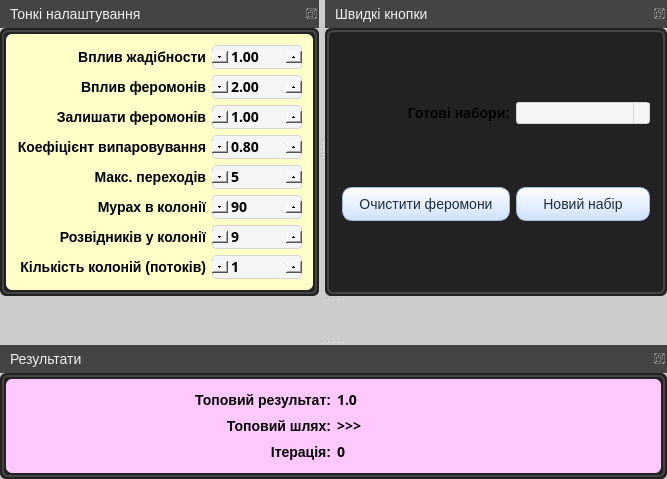
Vadobr/AntAlgorithmExplaining, file AntsSettingsVisual/AntsSettingsVisual.ui: the form before one commit.
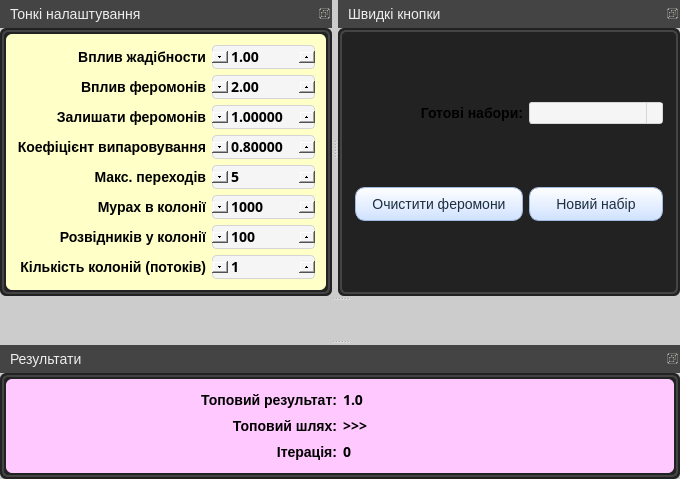
The form after the commit. Icons and pictures are not drawn.

Diff of the .ui file:
```diff
--- a/AntsSettingsVisual/AntsSettingsVisual.ui
+++ b/AntsSettingsVisual/AntsSettingsVisual.ui
@@ -6,7 +6,7 @@
    <rect>
     <x>0</x>
     <y>0</y>
-    <width>667</width>
+    <width>680</width>
     <height>479</height>
    </rect>
   </property>
@@ -178,7 +178,7 @@
          <rect>
           <x>0</x>
           <y>0</y>
-          <width>298</width>
+          <width>410</width>
           <height>248</height>
          </rect>
         </property>
@@ -507,6 +507,9 @@
 }
 </string>
               </property>
+              <property name="decimals">
+               <number>5</number>
+              </property>
               <property name="singleStep">
                <double>0.100000000000000</double>
               </property>
@@ -569,13 +572,13 @@
                <number>1</number>
               </property>
               <property name="maximum">
-               <number>1000000</number>
+               <number>1000000000</number>
               </property>
               <property name="singleStep">
                <number>10</number>
               </property>
               <property name="value">
-               <number>90</number>
+               <number>1000</number>
               </property>
              </widget>
             </item>
@@ -693,8 +696,14 @@
 }
 </string>
               </property>
+              <property name="maximum">
+               <number>1000000000</number>
+              </property>
+              <property name="singleStep">
+               <number>50</number>
+              </property>
               <property name="value">
-               <number>9</number>
+               <number>100</number>
               </property>
              </widget>
             </item>
@@ -764,6 +773,9 @@
 }
 </string>
               </property>
+              <property name="decimals">
+               <number>5</number>
+              </property>
               <property name="singleStep">
                <double>0.100000000000000</double>
               </property>
@@ -963,6 +975,9 @@
               <property name="minimum">
                <number>1</number>
               </property>
+              <property name="maximum">
+               <number>10000</number>
+              </property>
               <property name="value">
                <number>1</number>
               </property>
@@ -1156,7 +1171,7 @@
          <rect>
           <x>0</x>
           <y>0</y>
-          <width>659</width>
+          <width>672</width>
           <height>93</height>
          </rect>
         </property>
@@ -1455,8 +1470,8 @@
          <rect>
           <x>0</x>
           <y>0</y>
-          <width>349</width>
-          <height>248</height>
+          <width>331</width>
+          <height>231</height>
          </rect>
         </property>
         <layout class="QGridLayout" name="gridLayout_2">
```
Left out of the diff: 6 changed lines with no effect on the pictures.
